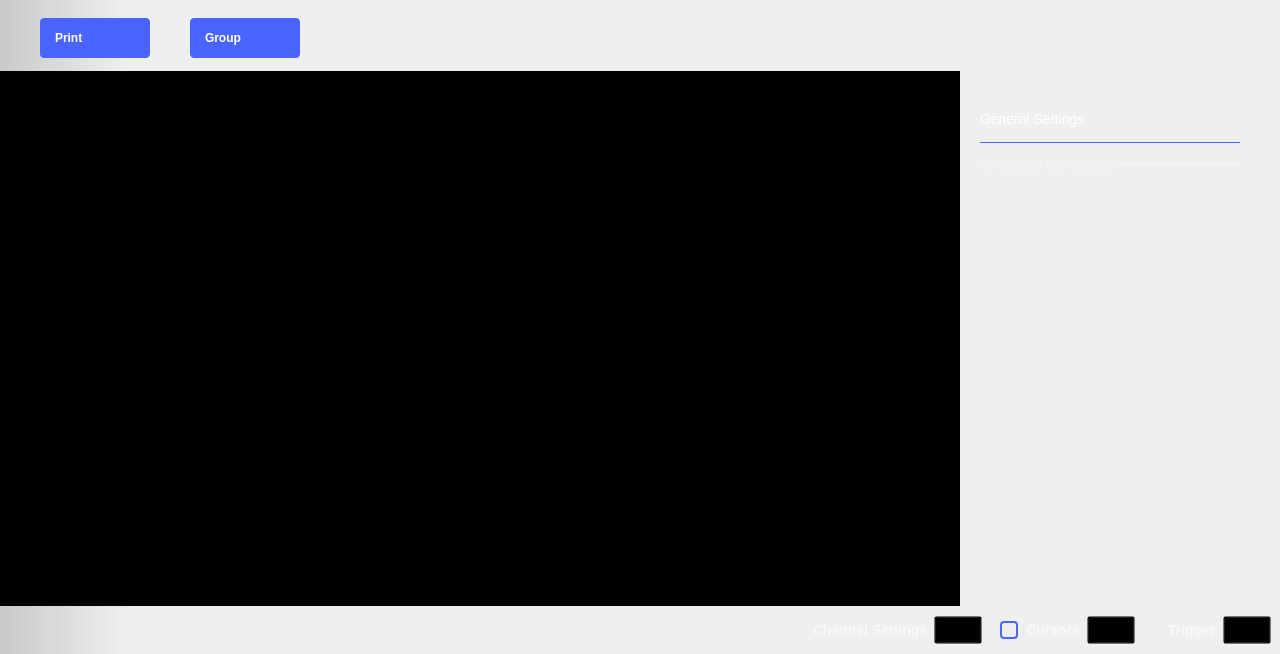
The window that ui/pattern_generator.ui (analogdevicesinc/scopy) describes before a commit, drawn with Qt 5.
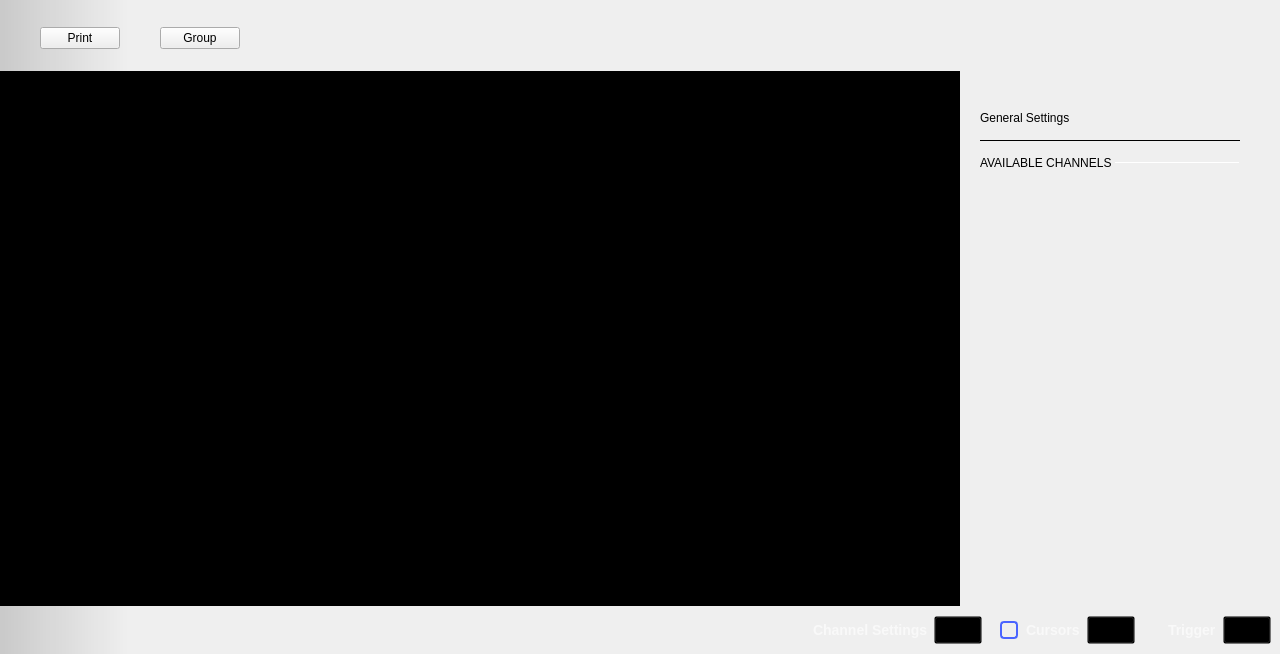
The same window after the commit. The open tabs and pages were chosen to show the change. Icons and pictures are not drawn. Custom widgets are drawn as their Qt base class.

What changed in the file:
```diff
--- a/ui/pattern_generator.ui
+++ b/ui/pattern_generator.ui
@@ -102,31 +102,6 @@
           <property name="layoutDirection">
            <enum>Qt::RightToLeft</enum>
           </property>
-          <property name="styleSheet">
-           <string notr="true">
-QPushButton {
-width: 80px;
-  height: 40px;
-
-text-align: left;
-  font-weight: bold;
-  padding-left: 15px;
-  padding-right: 15px;
-border-radius: 4px;
-
-background-color: #4a64ff;
-  color: #ffffff;
-
-}
-
-QPushButton:pressed {
-background-color: #2a44df;
-}
-
-QPushButton:hover {
-background-color: #4a34ff;
-}</string>
-          </property>
           <property name="text">
            <string>Print</string>
           </property>
@@ -144,32 +119,6 @@
         </item>
         <item>
          <widget class="QPushButton" name="btnGroupChannels">
-          <property name="styleSheet">
-           <string notr="true">
-QPushButton {
-width: 80px;
-  height: 40px;
-
-text-align: left;
-  font-weight: bold;
-  padding-left: 15px;
-  padding-right: 15px;
-
-border-radius: 4px;
-
-background-color: #4a64ff;
-  color: #ffffff;
-
-}
-
-QPushButton:pressed {
-background-color: #2a44df;
-}
-
-QPushButton:hover {
-background-color: #4a34ff;
-}</string>
-          </property>
           <property name="text">
            <string>Group</string>
           </property>
@@ -1496,12 +1445,6 @@
                      </property>
                      <item>
                       <widget class="QLabel" name="label_3">
-                       <property name="styleSheet">
-                        <string notr="true">color: white;
-font-size: 14px;
-font-weight: normal;
-</string>
-                       </property>
                        <property name="text">
                         <string>General Settings</string>
                        </property>
@@ -1509,6 +1452,12 @@
                      </item>
                      <item>
                       <widget class="Line" name="line">
+                       <property name="minimumSize">
+                        <size>
+                         <width>0</width>
+                         <height>1</height>
+                        </size>
+                       </property>
                        <property name="maximumSize">
                         <size>
                          <width>16777215</width>
@@ -1516,7 +1465,7 @@
                         </size>
                        </property>
                        <property name="styleSheet">
-                        <string notr="true">border: 2px solid #4a64ff</string>
+                        <string notr="true"/>
                        </property>
                        <property name="frameShadow">
                         <enum>QFrame::Plain</enum>
@@ -1539,13 +1488,6 @@
                        </property>
                        <item>
                         <widget class="QLabel" name="label_6">
-                         <property name="styleSheet">
-                          <string notr="true">QLabel {
-  font-size: 12px;
-color: rgba(255, 255, 255, 70);
-font-weight: normal;
-}</string>
-                         </property>
                          <property name="text">
                           <string>AVAILABLE CHANNELS </string>
                          </property>
@@ -1565,9 +1507,6 @@
                            <height>1</height>
                           </size>
                          </property>
-                         <property name="styleSheet">
-                          <string notr="true">border: 1px solid rgba(255, 255, 255, 70);</string>
-                         </property>
                          <property name="orientation">
                           <enum>Qt::Horizontal</enum>
                          </property>
@@ -1914,23 +1853,6 @@
    <header>detachdragzone.h</header>
    <container>1</container>
   </customwidget>
-  <customwidget>
-   <class>adiscope::MenuAnim</class>
-   <extends>QWidget</extends>
-   <header>menu_anim.hpp</header>
-   <container>1</container>
-  </customwidget>
-  <customwidget>
-   <class>adiscope::CustomPushButton</class>
-   <extends>QPushButton</extends>
-   <header>customPushButton.hpp</header>
-  </customwidget>
-  <customwidget>
-   <class>adiscope::RunSingleWidget</class>
-   <extends>QWidget</extends>
-   <header>runsinglewidget.h</header>
-   <container>1</container>
-  </customwidget>
   <customwidget>
    <class>adiscope::CustomSwitch</class>
    <extends>QPushButton</extends>
@@ -1942,6 +1864,23 @@
    <header>instrumentnotes.h</header>
    <container>1</container>
   </customwidget>
+  <customwidget>
+   <class>adiscope::MenuAnim</class>
+   <extends>QWidget</extends>
+   <header>menu_anim.hpp</header>
+   <container>1</container>
+  </customwidget>
+  <customwidget>
+   <class>adiscope::RunSingleWidget</class>
+   <extends>QWidget</extends>
+   <header>runsinglewidget.h</header>
+   <container>1</container>
+  </customwidget>
+  <customwidget>
+   <class>adiscope::CustomPushButton</class>
+   <extends>QPushButton</extends>
+   <header>customPushButton.hpp</header>
+  </customwidget>
  </customwidgets>
  <resources>
   <include location="../resources/resources.qrc"/>
```
Left out of the diff: 56 changed lines with no effect on the pictures.
